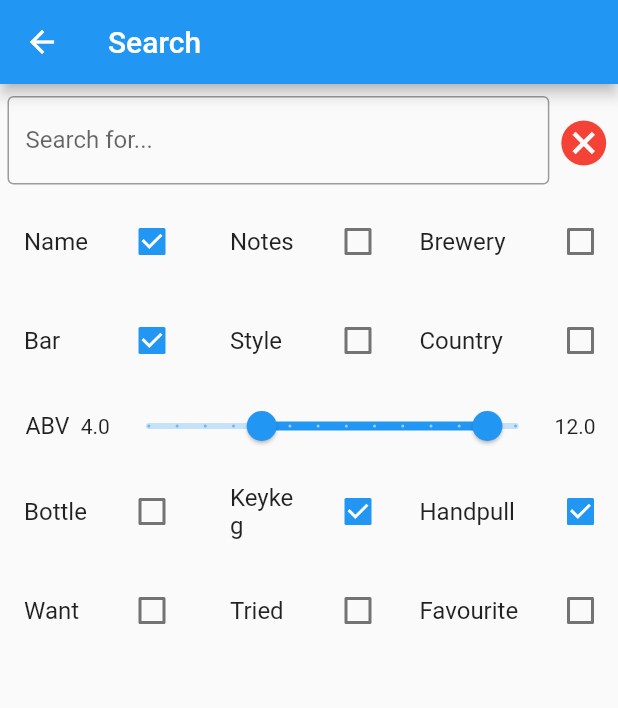
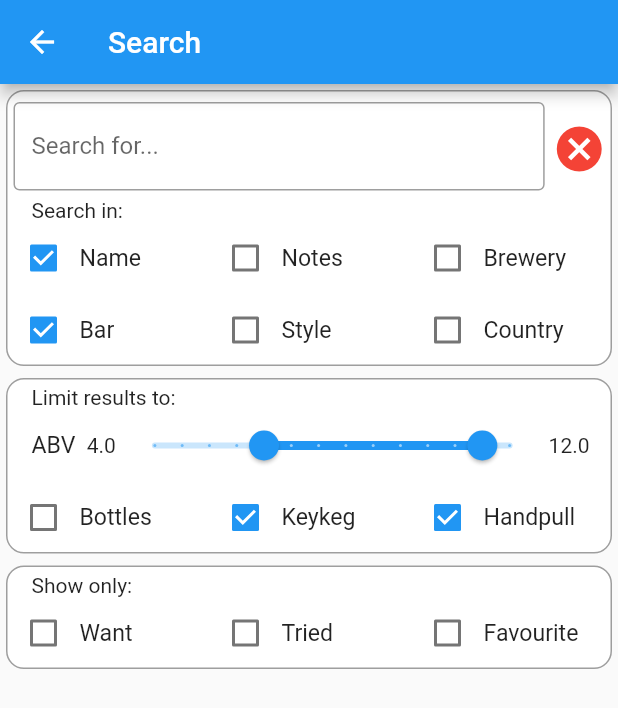
Before and after one commit to dave-co/gbbf_beer_app, a Flutter app: the screen it shows after launch, after a tap on the "search" icon, on a phone screen of 412 x 824 dp. Shown: the top 708 px of the screen. Run offline on Flutter 3.47's test engine with Material 2 defaults, Android fonts, the phone set to English and light mode, and no system bars; our stand-ins replace flutter_hooks, shared_preferences.

Commit message:
change search checkboxes

```diff
--- /dev/null
+++ b/lib/labelled_checkbox.dart
@@ -0,0 +1,41 @@
+import 'package:flutter/material.dart';
+
+class LabelledCheckbox extends StatelessWidget{
+
+  const LabelledCheckbox({
+    super.key,
+    required this.text,
+    required this.padding,
+    required this.value,
+    required this.onChanged,
+  });
+
+  final Text text;
+  final EdgeInsets padding;
+  final bool value;
+  final ValueChanged<bool> onChanged;
+
+  @override
+  Widget build(BuildContext context) {
+    return InkWell(
+      onTap: (){
+        onChanged(!value);
+      },
+      child: Padding(
+        padding: padding,
+        child: Row(
+          children: <Widget>[
+            Checkbox(
+              value: value,
+              onChanged: (bool? newValue){
+                onChanged(newValue!);
+              }
+            ),
+            text,
+          ]
+        )
+      )
+    );
+  }
+
+}
--- a/lib/search.dart
+++ b/lib/search.dart
@@ -1,4 +1,5 @@
 import 'package:flutter/material.dart';
+import 'package:gbbf_beer_app/labelled_checkbox.dart';
 import 'package:gbbf_beer_app/search_data.dart';
 import 'package:gbbf_beer_app/util.dart';
 
@@ -119,8 +120,19 @@ class _CreateSearchState extends State<Search> {
         child: Scaffold(
           // resizeToAvoidBottomInset: false,
             appBar: AppBar(title: const Text('Search')),
-            body: SingleChildScrollView(child: Column(
+            body: SingleChildScrollView(
+                child: Column(
                   children: [
+                    Card(
+                        elevation: 0,
+                        shape: const RoundedRectangleBorder(
+                          side: BorderSide(
+                            color: Colors.black38,
+                          ),
+                          borderRadius: BorderRadius.all(Radius.circular(12)),
+                        ),
+                        child: Column(
+                            children:[
                               Row(
                                 children: [
                                   Expanded(
@@ -156,93 +168,118 @@ class _CreateSearchState extends State<Search> {
                                   )
                                 ],
                               ),
+                              const Align(
+                                alignment: Alignment.centerLeft,
+                                child: Padding(
+                                    padding: EdgeInsets.only(left: 17),
+                                    child: Text(
+                                      "Search in:",
+                                      textAlign: TextAlign.left,
+                                      textScaleFactor: 1,)
+                                )
+                              ),
                               Row(
-                    children :[
+                                children: [
                                   Expanded(
                                     flex: 2,
-                          child: CheckboxListTile(
-                            title: const Text('Name'),
+                                    child: LabelledCheckbox(
+                                        text: const Text('Name', textScaleFactor: 1.1,),
+                                        padding: const EdgeInsets.only(left: 1),
                                         value: nameSearch,
                                         onChanged: (bool? value){
                                           setState((){
                                             nameSearch = !nameSearch;
-                                // _search();
                                           });
-                            },
-                          )
+                                        })
                                   ),
                                   Expanded(
                                       flex: 2,
-                          child: CheckboxListTile(
-                            title: const Text('Notes'),
+                                      child: LabelledCheckbox(
+                                          text: const Text('Notes', textScaleFactor: 1.1,),
+                                          padding: const EdgeInsets.only(left: 1),
                                           value: notesSearch,
                                           onChanged: (bool? value){
                                             setState((){
                                               notesSearch = !notesSearch;
-                                // _search();
                                             });
-                            },
-                          )
+                                          })
                                   ),
                                   Expanded(
                                       flex: 2,
-                          child: CheckboxListTile(
-                            title: const Text('Brewery'),
+                                      child: LabelledCheckbox(
+                                          text: const Text('Brewery', textScaleFactor: 1.1,),
+                                          padding: const EdgeInsets.only(left: 1),
                                           value: brewerySearch,
-                            contentPadding: const EdgeInsets.all(5),
                                           onChanged: (bool? value){
                                             setState((){
                                               brewerySearch = !brewerySearch;
-                                // _search();
                                             });
-                            },
-                          )
-                      )
-                    ]
+                                          })
+                                  ),
+                                ],
                               ),
                               Row(
-                    children :[
+                                children: [
                                   Expanded(
                                       flex: 2,
-                          child: CheckboxListTile(
-                            title: const Text('Bar'),
+                                      child: LabelledCheckbox(
+                                          text: const Text('Bar', textScaleFactor: 1.1,),
+                                          padding: const EdgeInsets.only(left: 1),
                                           value: barSearch,
                                           onChanged: (bool? value){
                                             setState((){
                                               barSearch = !barSearch;
-                                // _search();
                                             });
-                            },
-                          )
+                                          })
                                   ),
                                   Expanded(
                                       flex: 2,
-                          child: CheckboxListTile(
-                            title: const Text('Style'),
+                                      child: LabelledCheckbox(
+                                          text: const Text('Style', textScaleFactor: 1.1,),
+                                          padding: const EdgeInsets.only(left: 1),
                                           value: styleSearch,
                                           onChanged: (bool? value){
                                             setState((){
                                               styleSearch = !styleSearch;
-                                // _search();
                                             });
-                            },
-                          )
+                                          })
                                   ),
                                   Expanded(
                                       flex: 2,
-                          child: CheckboxListTile(
-                            title: const Text('Country'),
+                                      child: LabelledCheckbox(
+                                          text: const Text('Country', textScaleFactor: 1.1,),
+                                          padding: const EdgeInsets.only(left: 1),
                                           value: countrySearch,
-                            contentPadding: const EdgeInsets.all(5),
                                           onChanged: (bool? value){
                                             setState((){
                                               countrySearch = !countrySearch;
-                                // _search();
                                             });
-                            },
+                                          })
+                                  ),
+                                ],
+                              ),
+                            ]
                         )
+                    ),
+                    Card(
+                        elevation: 0,
+                        shape: const RoundedRectangleBorder(
+                          side: BorderSide(
+                            color: Colors.black38,
+                          ),
+                          borderRadius: BorderRadius.all(Radius.circular(12)),
+                        ),
+                        child: Column(
+                          children: [
+                            const Align(
+                                alignment: Alignment.centerLeft,
+                                child: Padding(
+                                    padding: EdgeInsets.only(left: 17, top: 5),
+                                    child: Text(
+                                      "Limit results to:",
+                                      textAlign: TextAlign.left,
+                                      textScaleFactor: 1,)
                                 )
-                    ]
                             ),
                             Row(
                               children: [
@@ -271,93 +308,112 @@ class _CreateSearchState extends State<Search> {
                               ],
                             ),
                             Row(
-                    children :[
+                              children: [
                                 Expanded(
                                     flex: 2,
-                          child: CheckboxListTile(
-                            title: const Text('Bottle'),
+                                    child: LabelledCheckbox(
+                                        text: const Text('Bottles', textScaleFactor: 1.1,),
+                                        padding: const EdgeInsets.only(left: 1),
                                         value: showBottles,
                                         onChanged: (bool? value){
                                           setState((){
                                             showBottles = !showBottles;
-                                // _search();
                                           });
-                            },
-                          )
+                                        })
                                 ),
                                 Expanded(
                                     flex: 2,
-                          child: CheckboxListTile(
-                            title: const Text('Keykeg'),
+                                    child: LabelledCheckbox(
+                                        text: const Text('Keykeg', textScaleFactor: 1.1,),
+                                        padding: const EdgeInsets.only(left: 1),
                                         value: showKeyKeg,
                                         onChanged: (bool? value){
                                           setState((){
                                             showKeyKeg = !showKeyKeg;
-                                // _search();
                                           });
-                            },
-                          )
+                                        })
                                 ),
                                 Expanded(
                                     flex: 2,
-                          child: CheckboxListTile(
-                            title: const Text('Handpull'),
+                                    child: LabelledCheckbox(
+                                        text: const Text('Handpull', textScaleFactor: 1.1,),
+                                        padding: const EdgeInsets.only(left: 1),
                                         value: showHandpull,
-                            contentPadding: const EdgeInsets.all(5),
                                         onChanged: (bool? value){
                                           setState((){
                                             showHandpull = !showHandpull;
-                                // _search();
                                           });
-                            },
+                                        })
+                                ),
+                              ],
+                            ),
+                        ],)
+                    ),
+                    Card(
+                        elevation: 0,
+                        shape: const RoundedRectangleBorder(
+                          side: BorderSide(
+                            color: Colors.black38,
+                          ),
+                          borderRadius: BorderRadius.all(Radius.circular(12)),
+                        ),
+                        child: Column(
+                            children:[
+                              const Align(
+                                  alignment: Alignment.centerLeft,
+                                  child: Padding(
+                                      padding: EdgeInsets.only(left: 17, top: 5),
+                                      child: Text(
+                                        "Show only:",
+                                        textAlign: TextAlign.left,
+                                        textScaleFactor: 1,)
                                   )
-                      )
-                    ]
                               ),
                               Row(
-                    children :[
+                                children: [
                                   Expanded(
                                       flex: 2,
-                          child: CheckboxListTile(
-                            title: const Text('Want'),
+                                      child: LabelledCheckbox(
+                                          text: const Text('Want', textScaleFactor: 1.1,),
+                                          padding: const EdgeInsets.only(left: 1),
                                           value: onlyShowWants,
                                           onChanged: (bool? value){
                                             setState((){
                                               onlyShowWants = !onlyShowWants;
-                                // _search();
                                             });
-                            },
-                          )
+                                          })
                                   ),
                                   Expanded(
                                       flex: 2,
-                          child: CheckboxListTile(
-                            title: const Text('Tried'),
+                                      child: LabelledCheckbox(
+                                          text: const Text('Tried', textScaleFactor: 1.1,),
+                                          padding: const EdgeInsets.only(left: 1),
                                           value: onlyShowTried,
                                           onChanged: (bool? value){
                                             setState((){
                                               onlyShowTried = !onlyShowTried;
-                                // _search();
                                             });
-                            },
-                          )
+                                          })
                                   ),
                                   Expanded(
                                       flex: 2,
-                          child: CheckboxListTile(
-                            title: const Text('Favourite'),
+                                      child: LabelledCheckbox(
+                                          text: const Text('Favourite', textScaleFactor: 1.1,),
+                                          padding: const EdgeInsets.only(left: 1),
                                           value: onlyShowFavourites,
-                            contentPadding: const EdgeInsets.all(5),
                                           onChanged: (bool? value){
                                             setState((){
                                               onlyShowFavourites = !onlyShowFavourites;
-                                // _search();
                                             });
-                            },
+                                          })
+                                  ),
+                                ],
+                              ),
+                          ]
                         )
-                      )
-                    ]
-                ),              ],
+                    ),
+
+                  ],
             )
             )
         )
```
Lines whose indentation alone changed are shown as unchanged.
